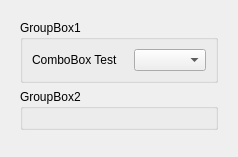
The window that src/template.ui (labwc/labwc-tweaks) describes before a commit, drawn with Qt 5.
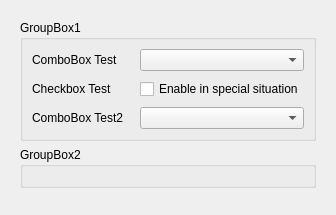
The same window after the commit.

Commit message: template.ui: add checkbox to first groupbox to evaluate layout approach

What changed in the file:
```diff
--- a/src/template.ui
+++ b/src/template.ui
@@ -36,6 +36,30 @@
           <item row="0" column="1">
            <widget class="QComboBox" name="comboBox"/>
           </item>
+          <item row="1" column="0">
+           <widget class="QLabel" name="label_2">
+            <property name="text">
+             <string>Checkbox Test</string>
+            </property>
+           </widget>
+          </item>
+          <item row="1" column="1">
+           <widget class="QCheckBox" name="checkBox">
+            <property name="text">
+             <string>Enable in special situation</string>
+            </property>
+           </widget>
+          </item>
+          <item row="2" column="0">
+           <widget class="QLabel" name="label_3">
+            <property name="text">
+             <string>ComboBox Test2</string>
+            </property>
+           </widget>
+          </item>
+          <item row="2" column="1">
+           <widget class="QComboBox" name="comboBox_2"/>
+          </item>
          </layout>
         </widget>
        </item>
```
Left out of the diff: 2 changed lines with no effect on the pictures.
